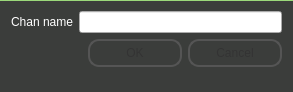
The window that client/gui/livejamming/app/newchan.ui (sush/Live-Jamming) describes before a commit, drawn with Qt 5.
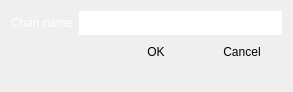
The same window after the commit. Icons and pictures are not drawn.

```diff
--- a/client/gui/livejamming/app/newchan.ui
+++ b/client/gui/livejamming/app/newchan.ui
@@ -26,35 +26,30 @@
    <string>New Chan</string>
   </property>
   <property name="styleSheet">
-   <string notr="true">QDialog {
-	background: qlineargradient(spread:pad, x1:0, y1:0, x2:0, y2:1, stop:0.00934579 rgba(155, 217, 122, 255), stop:0.0116822 rgba(59, 61, 59, 255), stop:0.995455 rgba(59, 61, 59, 255));
+   <string notr="true">#NewChan {
+	background: url(:/images/background_connection.png);
 }
-
-QDialog QLabel {
-	color: #FFFFFF;
+#NewChan QLineEdit{
+	background: url(:/images/send_box_connection.png) transparent no-repeat;
+	border:none;
+	height:24px;
+	color:white;
 }
-QDialog QPushButton {
-color: #333;
-border: 2px solid #555;
-border-radius: 11px;
-padding: 5px;
-background: qradialgradient(cx: 0.3, cy: -0.4,
-fx: 0.3, fy: -0.4,
-radius: 1.35, stop: 0 #fff, stop: 1 #888);
-min-width: 80px;
+#NewChan QLabel{
+	color:white;
 }
-QDialog QPushButton:hover {
-background: qradialgradient(cx: 0.3, cy: -0.4,
-fx: 0.3, fy: -0.4,
-radius: 1.35, stop: 0 #fff, stop: 1 #bbb);
+#NewChan QPushButton {
+background:url(:/images/btn.png) transparent no-repeat;
+border:none;
+width:80px;
+height:22px;
 }
-QDialog QPushButton:pressed {
-background: qradialgradient(cx: 0.4, cy: -0.1,
-fx: 0.4, fy: -0.1,
-radius: 1.35, stop: 0 #fff, stop: 1 #ddd);
-}
-
-</string>
+#NewChan QPushButton:hover {
+background:url(:/images/btn_hover.png) transparent no-repeat;
+border:0;
+width:70px;
+height:26px;
+}</string>
   </property>
   <layout class="QFormLayout" name="formLayout">
    <property name="fieldGrowthPolicy">
```
Left out of the diff: 4 changed lines with no effect on the pictures.
